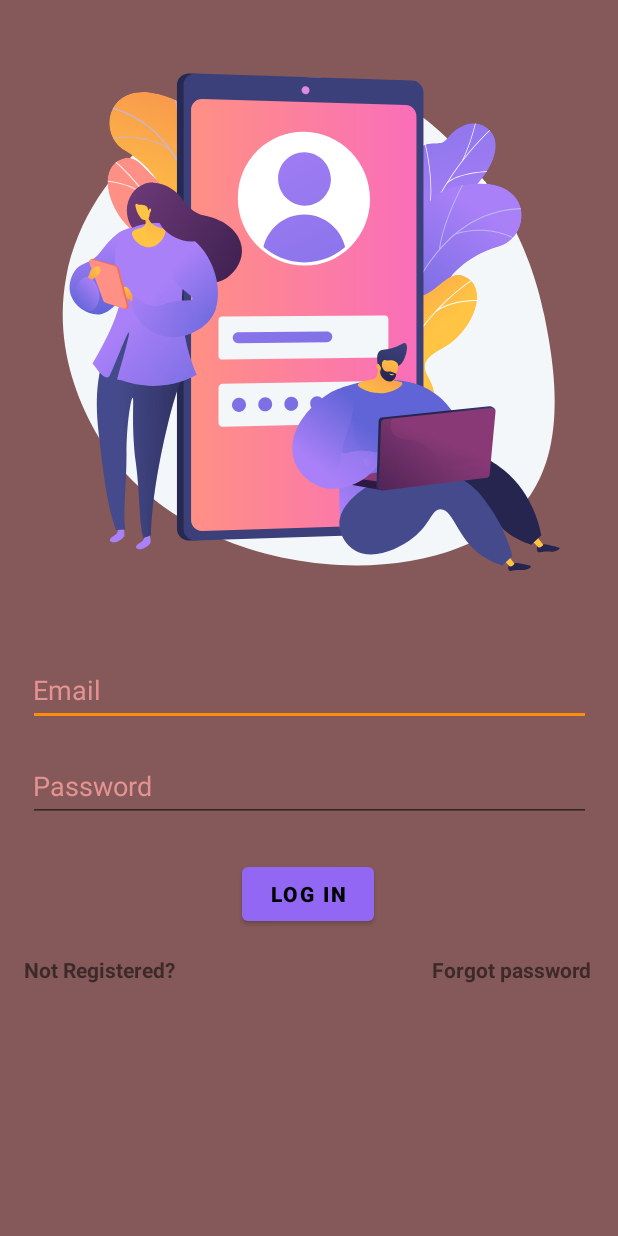
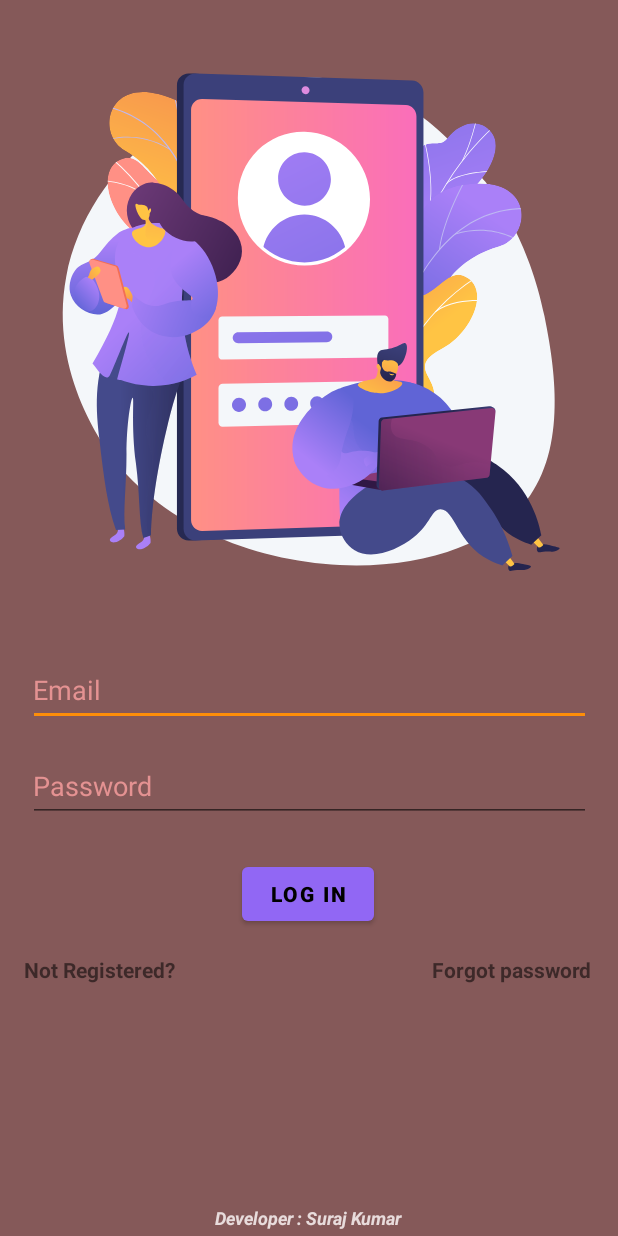
Before and after one commit to skmodi649/Sanskrit, an Android app: the screen it shows after launch (Login_Activity), on a phone screen of 412 x 824 dp. Run offline under Robolectric (Android 15) with nearby library versions, the phone set to English and light mode, and no system bars.

Commit message:
added developer info commit

```diff
--- a/app/src/main/res/layout/activity_login.xml
+++ b/app/src/main/res/layout/activity_login.xml
@@ -84,7 +84,8 @@
         app:layout_constraintBottom_toBottomOf="parent"
         app:layout_constraintEnd_toEndOf="parent"
         app:layout_constraintHorizontal_bias="0.053"
-        app:layout_constraintStart_toStartOf="parent" />
+        app:layout_constraintStart_toStartOf="parent"
+        tools:ignore="TouchTargetSizeCheck" />
 
     <TextView
         android:id="@+id/forgot"
@@ -98,4 +99,18 @@
         app:layout_constraintHorizontal_bias="0.903"
         app:layout_constraintStart_toEndOf="@+id/signup" />
 
+    <TextView
+        android:id="@+id/textView5"
+        android:layout_width="wrap_content"
+        android:layout_height="wrap_content"
+        android:layout_marginBottom="4dp"
+        android:text="Developer : Suraj Kumar"
+        android:textColor="#E8DCDC"
+        android:textSize="12sp"
+        android:textStyle="bold|italic"
+        app:layout_constraintBottom_toBottomOf="parent"
+        app:layout_constraintEnd_toEndOf="parent"
+        app:layout_constraintHorizontal_bias="0.498"
+        app:layout_constraintStart_toStartOf="parent" />
+
 </androidx.constraintlayout.widget.ConstraintLayout>
```
